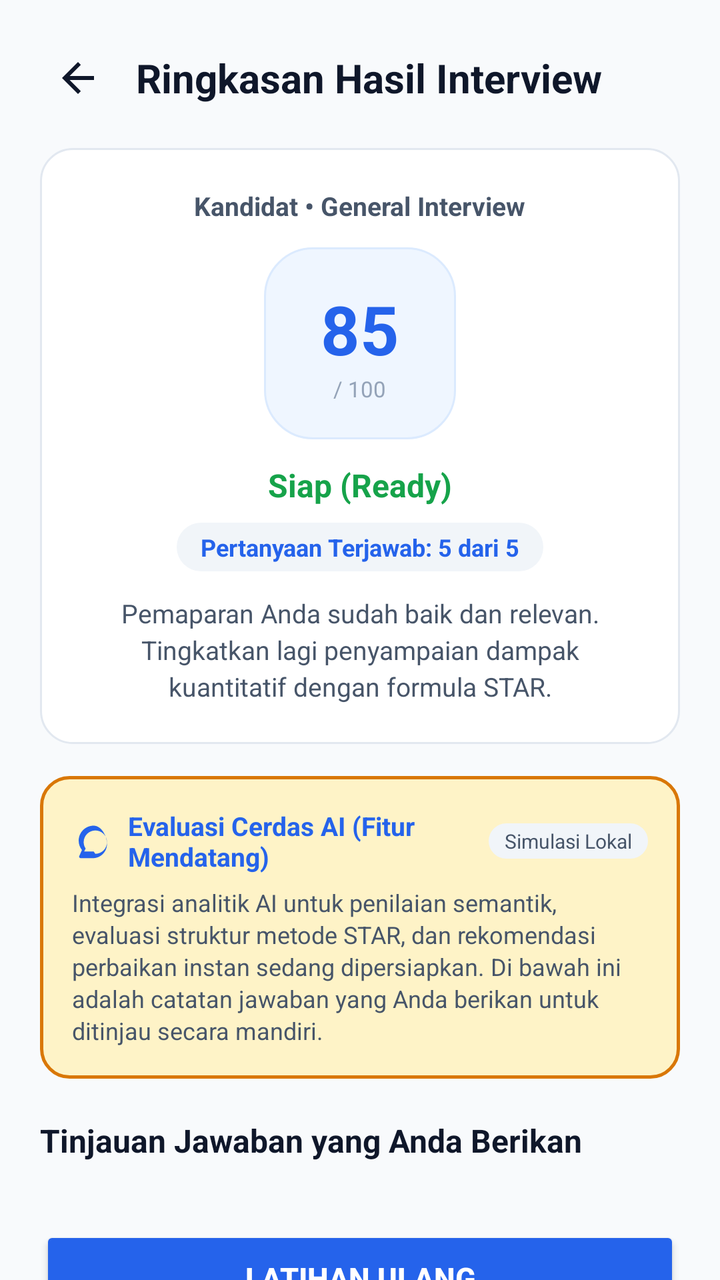
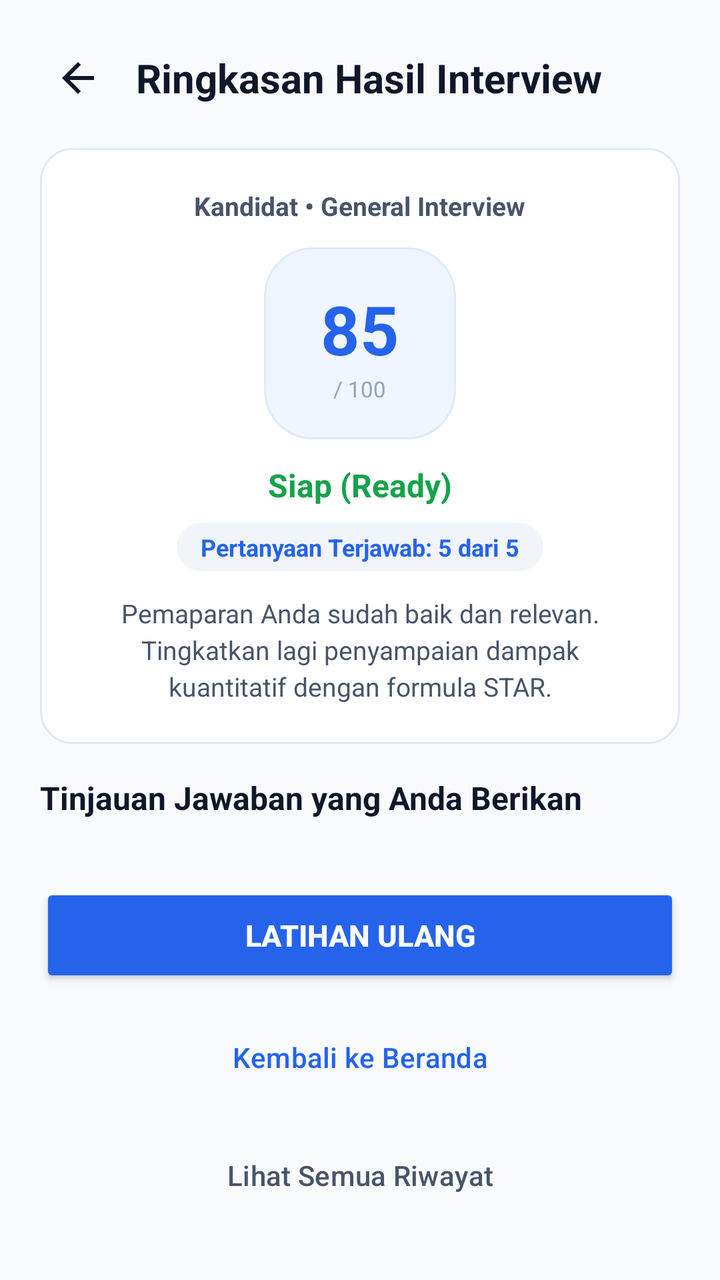

Two renders of the same Android screen: before a commit and after it. Below are the layout's source before the change and the commit's diff.
<!-- AndroidManifest.xml: application theme Theme.InterviewAI -->
<!-- res/layout/activity_result.xml -->
<?xml version="1.0" encoding="utf-8"?>
<androidx.core.widget.NestedScrollView xmlns:android="http://schemas.android.com/apk/res/android"
    xmlns:app="http://schemas.android.com/apk/res-auto"
    android:id="@+id/main"
    android:layout_width="match_parent"
    android:layout_height="match_parent"
    android:background="@color/bg_light"
    android:fillViewport="true">

    <LinearLayout
        android:layout_width="match_parent"
        android:layout_height="wrap_content"
        android:orientation="vertical"
        android:padding="20dp">

        
        <LinearLayout
            android:layout_width="match_parent"
            android:layout_height="wrap_content"
            android:gravity="center_vertical"
            android:orientation="horizontal"
            android:layout_marginBottom="16dp">

            <ImageView
                android:id="@+id/btnBack"
                android:layout_width="38dp"
                android:layout_height="38dp"
                android:padding="7dp"
                android:src="@drawable/ic_arrow_back"
                android:contentDescription="Kembali ke Beranda"
                android:background="?attr/selectableItemBackgroundBorderless"
                android:layout_marginEnd="10dp" />

            <TextView
                android:layout_width="0dp"
                android:layout_height="wrap_content"
                android:layout_weight="1"
                android:text="@string/result_title"
                android:textColor="@color/text_primary"
                android:textSize="20sp"
                android:textStyle="bold" />
        </LinearLayout>

        
        <LinearLayout
            android:layout_width="match_parent"
            android:layout_height="wrap_content"
            android:background="@drawable/bg_card_white"
            android:orientation="vertical"
            android:padding="20dp"
            android:gravity="center_horizontal"
            android:layout_marginBottom="16dp">

            <TextView
                android:id="@+id/txtCandidateRole"
                android:layout_width="wrap_content"
                android:layout_height="wrap_content"
                android:text="Kandidat • General Interview"
                android:textColor="@color/text_secondary"
                android:textSize="13sp"
                android:textStyle="bold"
                android:layout_marginBottom="12dp" />

            
            <LinearLayout
                android:layout_width="96dp"
                android:layout_height="96dp"
                android:background="@drawable/bg_badge_score"
                android:gravity="center"
                android:orientation="vertical"
                android:layout_marginBottom="12dp">

                <TextView
                    android:id="@+id/txtOverallScore"
                    android:layout_width="wrap_content"
                    android:layout_height="wrap_content"
                    android:text="85"
                    android:textColor="@color/primary"
                    android:textSize="34sp"
                    android:textStyle="bold" />

                <TextView
                    android:layout_width="wrap_content"
                    android:layout_height="wrap_content"
                    android:text="/ 100"
                    android:textColor="@color/text_muted"
                    android:textSize="11sp" />
            </LinearLayout>

            <TextView
                android:id="@+id/txtSummaryStatus"
                android:layout_width="wrap_content"
                android:layout_height="wrap_content"
                android:text="Siap (Ready)"
                android:textColor="@color/success"
                android:textSize="16sp"
                android:textStyle="bold"
                android:layout_marginBottom="8dp" />

            <TextView
                android:id="@+id/txtAnsweredStat"
                android:layout_width="wrap_content"
                android:layout_height="wrap_content"
                android:background="@drawable/bg_badge_role"
                android:paddingHorizontal="12dp"
                android:paddingVertical="4dp"
                android:text="Pertanyaan Terjawab: 5 dari 5"
                android:textColor="@color/primary"
                android:textSize="12sp"
                android:textStyle="bold"
                android:layout_marginBottom="12dp" />

            <TextView
                android:id="@+id/txtSummaryFeedback"
                android:layout_width="match_parent"
                android:layout_height="wrap_content"
                android:gravity="center"
                android:text="Pemaparan Anda sudah baik dan relevan. Tingkatkan lagi penyampaian dampak kuantitatif dengan formula STAR."
                android:textColor="@color/text_secondary"
                android:textSize="13sp"
                android:lineSpacingExtra="3dp" />
        </LinearLayout>

        
        <LinearLayout
            android:layout_width="match_parent"
            android:layout_height="wrap_content"
            android:background="@drawable/bg_banner_ai_placeholder"
            android:orientation="vertical"
            android:padding="16dp"
            android:layout_marginBottom="20dp">

            <LinearLayout
                android:layout_width="match_parent"
                android:layout_height="wrap_content"
                android:orientation="horizontal"
                android:gravity="center_vertical"
                android:layout_marginBottom="6dp">

                <ImageView
                    android:layout_width="20dp"
                    android:layout_height="20dp"
                    android:src="@drawable/ic_psychology"
                    app:tint="@color/primary"
                    android:layout_marginEnd="8dp"
                    android:contentDescription="AI status" />

                <TextView
                    android:layout_width="0dp"
                    android:layout_height="wrap_content"
                    android:layout_weight="1"
                    android:text="@string/result_ai_placeholder_title"
                    android:textColor="@color/primary"
                    android:textSize="13sp"
                    android:textStyle="bold" />

                <TextView
                    android:layout_width="wrap_content"
                    android:layout_height="wrap_content"
                    android:background="@drawable/bg_badge_role"
                    android:paddingHorizontal="8dp"
                    android:paddingVertical="2dp"
                    android:text="Simulasi Lokal"
                    android:textColor="@color/text_secondary"
                    android:textSize="10sp" />
            </LinearLayout>

            <TextView
                android:layout_width="match_parent"
                android:layout_height="wrap_content"
                android:text="@string/result_ai_placeholder_desc"
                android:textColor="@color/text_secondary"
                android:textSize="12sp"
                android:lineSpacingExtra="2dp" />
        </LinearLayout>

        
        <TextView
            android:layout_width="wrap_content"
            android:layout_height="wrap_content"
            android:text="@string/review_answers_section"
            android:textColor="@color/text_primary"
            android:textSize="16sp"
            android:textStyle="bold"
            android:layout_marginBottom="12dp" />

        
        <androidx.recyclerview.widget.RecyclerView
            android:id="@+id/rvFeedback"
            android:layout_width="match_parent"
            android:layout_height="wrap_content"
            android:nestedScrollingEnabled="false"
            android:layout_marginBottom="20dp" />

        
        <Button
            android:id="@+id/btnRetake"
            android:layout_width="match_parent"
            android:layout_height="52dp"
            android:text="@string/btn_retake"
            android:textColor="@color/white"
            android:textSize="15sp"
            android:textStyle="bold"
            app:backgroundTint="@color/primary"
            app:cornerRadius="12dp"
            android:layout_marginBottom="10dp" />

        <Button
            android:id="@+id/btnHome"
            style="@style/Widget.Material3.Button.OutlinedButton"
            android:layout_width="match_parent"
            android:layout_height="50dp"
            android:text="@string/btn_back_home"
            android:textColor="@color/primary"
            android:textSize="14sp"
            app:strokeColor="@color/primary"
            app:strokeWidth="1.5dp"
            app:cornerRadius="12dp"
            android:layout_marginBottom="10dp" />

        <Button
            android:id="@+id/btnViewHistory"
            style="@style/Widget.Material3.Button.TextButton"
            android:layout_width="match_parent"
            android:layout_height="48dp"
            android:text="@string/btn_view_history_from_result"
            android:textColor="@color/text_secondary"
            android:textSize="14sp"
            android:layout_marginBottom="16dp" />

    </LinearLayout>
</androidx.core.widget.NestedScrollView>
<!-- resources referenced by this layout -->
<resources>
  <color name="bg_light">#F8FAFC</color>
  <color name="primary">#2563EB</color>
  <color name="success">#16A34A</color>
  <color name="text_muted">#94A3B8</color>
  <color name="text_primary">#0F172A</color>
  <color name="text_secondary">#475569</color>
  <color name="white">#FFFFFF</color>
  <!-- drawable bg_badge_role (drawable) -->
  <?xml version="1.0" encoding="utf-8"?>
  <shape xmlns:android="http://schemas.android.com/apk/res/android"
      android:shape="rectangle">
      <solid android:color="@color/divider" />
      <corners android:radius="20dp" />
  </shape>
  <!-- drawable bg_badge_score (drawable) -->
  <?xml version="1.0" encoding="utf-8"?>
  <shape xmlns:android="http://schemas.android.com/apk/res/android"
      android:shape="rectangle">
      <solid android:color="@color/primary_container" />
      <corners android:radius="24dp" />
      <stroke
          android:width="1dp"
          android:color="@color/primary_light" />
  </shape>
  <!-- drawable bg_banner_ai_placeholder (drawable) -->
  <?xml version="1.0" encoding="utf-8"?>
  <shape xmlns:android="http://schemas.android.com/apk/res/android"
      android:shape="rectangle">
      <solid android:color="@color/warning_light" />
      <corners android:radius="14dp" />
      <stroke
          android:width="1.5dp"
          android:color="@color/warning" />
  </shape>
  <!-- drawable bg_card_white (drawable) -->
  <?xml version="1.0" encoding="utf-8"?>
  <shape xmlns:android="http://schemas.android.com/apk/res/android"
      android:shape="rectangle">
      <solid android:color="@color/surface_card" />
      <corners android:radius="16dp" />
      <stroke
          android:width="1dp"
          android:color="@color/surface_stroke" />
  </shape>
  <!-- drawable ic_arrow_back (drawable) -->
  <vector xmlns:android="http://schemas.android.com/apk/res/android"
      android:width="24dp"
      android:height="24dp"
      android:viewportWidth="24"
      android:viewportHeight="24">
    <path
        android:fillColor="@color/text_primary"
        android:pathData="M20,11H7.83l5.59,-5.59L12,4l-8,8 8,8 1.41,-1.41L7.83,13H20v-2z"/>
  </vector>
  <!-- drawable ic_psychology (drawable) -->
  <vector xmlns:android="http://schemas.android.com/apk/res/android"
      android:width="24dp"
      android:height="24dp"
      android:viewportWidth="24"
      android:viewportHeight="24">
    <path
        android:fillColor="@color/primary"
        android:pathData="M13,3c-4.97,0 -9,4.03 -9,9 0,2.12 0.74,4.07 1.97,5.61L4.35,21.24c-0.29,0.59 0.14,1.26 0.8,1.26h7.35c4.69,0 8.5,-3.81 8.5,-8.5S17.69,3 13,3zm0,15.5H7.28l0.9,-1.8c-0.74,-1.09 -1.18,-2.4 -1.18,-3.82 0,-3.86 3.14,-7 7,-7s7,3.14 7,7 -3.14,7 -7,7z"/>
  </vector>
  <string name="btn_back_home">Kembali ke Beranda</string>
  <string name="btn_retake">Latihan Ulang</string>
  <string name="btn_view_history_from_result">Lihat Semua Riwayat</string>
  <string name="result_ai_placeholder_desc">Integrasi analitik AI untuk penilaian semantik, evaluasi struktur metode STAR, dan rekomendasi perbaikan instan sedang dipersiapkan. Di bawah ini adalah catatan jawaban yang Anda berikan untuk ditinjau secara mandiri.</string>
  <string name="result_ai_placeholder_title">Evaluasi Cerdas AI (Fitur Mendatang)</string>
  <string name="result_title">Ringkasan Hasil Interview</string>
  <string name="review_answers_section">Tinjauan Jawaban yang Anda Berikan</string>
  <style name="Theme.InterviewAI" parent="Base.Theme.InterviewAI" />
  <color name="divider">#F1F5F9</color>
  <color name="primary_container">#EFF6FF</color>
  <color name="primary_light">#DBEAFE</color>
  <color name="warning_light">#FEF3C7</color>
  <color name="warning">#D97706</color>
  <color name="surface_card">#FFFFFF</color>
  <color name="surface_stroke">#E2E8F0</color>
  <color name="on_primary">#FFFFFF</color>
  <color name="secondary">#0D9488</color>
  <!-- unchanged entries left out for length: 1 -->
</resources>

<!-- the commit's change to res/layout/activity_result.xml (unified diff, before → after) -->
@@ -122,57 +122,7 @@
         </LinearLayout>
 
         
-        <LinearLayout
-            android:layout_width="match_parent"
-            android:layout_height="wrap_content"
-            android:background="@drawable/bg_banner_ai_placeholder"
-            android:orientation="vertical"
-            android:padding="16dp"
-            android:layout_marginBottom="20dp">
-
-            <LinearLayout
-                android:layout_width="match_parent"
-                android:layout_height="wrap_content"
-                android:orientation="horizontal"
-                android:gravity="center_vertical"
-                android:layout_marginBottom="6dp">
-
-                <ImageView
-                    android:layout_width="20dp"
-                    android:layout_height="20dp"
-                    android:src="@drawable/ic_psychology"
-                    app:tint="@color/primary"
-                    android:layout_marginEnd="8dp"
-                    android:contentDescription="AI status" />
-
-                <TextView
-                    android:layout_width="0dp"
-                    android:layout_height="wrap_content"
-                    android:layout_weight="1"
-                    android:text="@string/result_ai_placeholder_title"
-                    android:textColor="@color/primary"
-                    android:textSize="13sp"
-                    android:textStyle="bold" />
-
-                <TextView
-                    android:layout_width="wrap_content"
-                    android:layout_height="wrap_content"
-                    android:background="@drawable/bg_badge_role"
-                    android:paddingHorizontal="8dp"
-                    android:paddingVertical="2dp"
-                    android:text="Simulasi Lokal"
-                    android:textColor="@color/text_secondary"
-                    android:textSize="10sp" />
-            </LinearLayout>
-
-            <TextView
-                android:layout_width="match_parent"
-                android:layout_height="wrap_content"
-                android:text="@string/result_ai_placeholder_desc"
-                android:textColor="@color/text_secondary"
-                android:textSize="12sp"
-                android:lineSpacingExtra="2dp" />
-        </LinearLayout>
+     
 
         
         <TextView
<!-- resource entries referenced after the edit -->
@@ -24,16 +24,6 @@
           android:width="1dp"
           android:color="@color/primary_light" />
   </shape>
-  <!-- drawable bg_banner_ai_placeholder (drawable) -->
-  <?xml version="1.0" encoding="utf-8"?>
-  <shape xmlns:android="http://schemas.android.com/apk/res/android"
-      android:shape="rectangle">
-      <solid android:color="@color/warning_light" />
-      <corners android:radius="14dp" />
-      <stroke
-          android:width="1.5dp"
-          android:color="@color/warning" />
-  </shape>
   <!-- drawable bg_card_white (drawable) -->
   <?xml version="1.0" encoding="utf-8"?>
   <shape xmlns:android="http://schemas.android.com/apk/res/android"
@@ -54,29 +44,15 @@
         android:fillColor="@color/text_primary"
         android:pathData="M20,11H7.83l5.59,-5.59L12,4l-8,8 8,8 1.41,-1.41L7.83,13H20v-2z"/>
   </vector>
-  <!-- drawable ic_psychology (drawable) -->
-  <vector xmlns:android="http://schemas.android.com/apk/res/android"
-      android:width="24dp"
-      android:height="24dp"
-      android:viewportWidth="24"
-      android:viewportHeight="24">
-    <path
-        android:fillColor="@color/primary"
-        android:pathData="M13,3c-4.97,0 -9,4.03 -9,9 0,2.12 0.74,4.07 1.97,5.61L4.35,21.24c-0.29,0.59 0.14,1.26 0.8,1.26h7.35c4.69,0 8.5,-3.81 8.5,-8.5S17.69,3 13,3zm0,15.5H7.28l0.9,-1.8c-0.74,-1.09 -1.18,-2.4 -1.18,-3.82 0,-3.86 3.14,-7 7,-7s7,3.14 7,7 -3.14,7 -7,7z"/>
-  </vector>
   <string name="btn_back_home">Kembali ke Beranda</string>
   <string name="btn_retake">Latihan Ulang</string>
   <string name="btn_view_history_from_result">Lihat Semua Riwayat</string>
-  <string name="result_ai_placeholder_desc">Integrasi analitik AI untuk penilaian semantik, evaluasi struktur metode STAR, dan rekomendasi perbaikan instan sedang dipersiapkan. Di bawah ini adalah catatan jawaban yang Anda berikan untuk ditinjau secara mandiri.</string>
-  <string name="result_ai_placeholder_title">Evaluasi Cerdas AI (Fitur Mendatang)</string>
   <string name="result_title">Ringkasan Hasil Interview</string>
   <string name="review_answers_section">Tinjauan Jawaban yang Anda Berikan</string>
   <style name="Theme.InterviewAI" parent="Base.Theme.InterviewAI" />
   <color name="divider">#F1F5F9</color>
   <color name="primary_container">#EFF6FF</color>
   <color name="primary_light">#DBEAFE</color>
-  <color name="warning_light">#FEF3C7</color>
-  <color name="warning">#D97706</color>
   <color name="surface_card">#FFFFFF</color>
   <color name="surface_stroke">#E2E8F0</color>
   <color name="on_primary">#FFFFFF</color>
